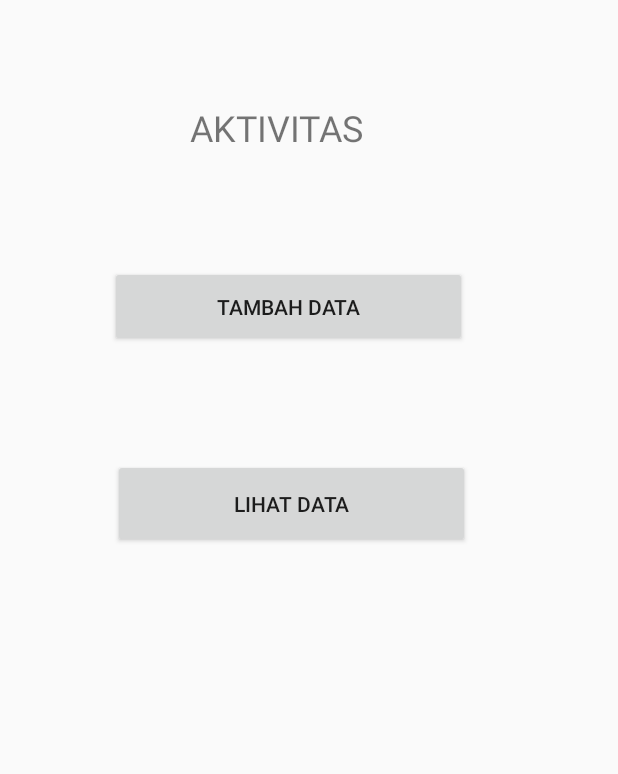
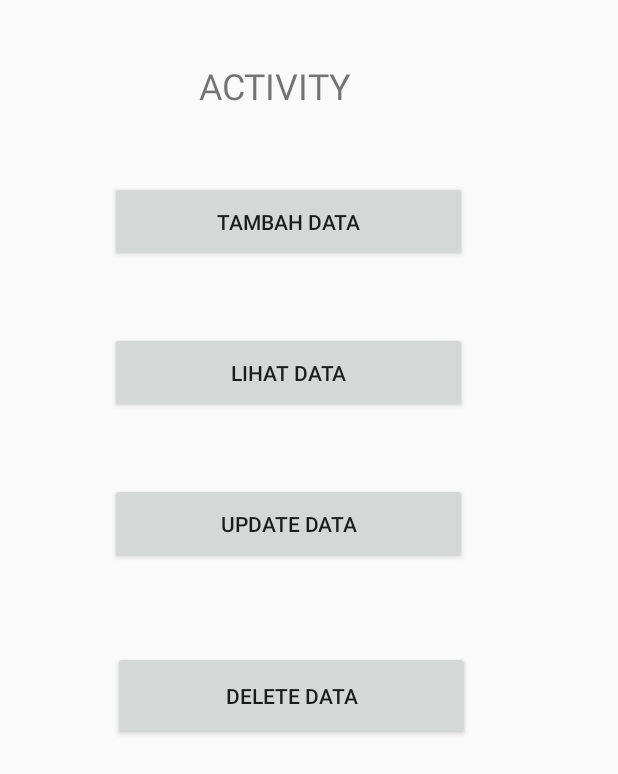
Before and after one commit to arrasy/TestBarang_ActFirebase, an Android app: the layout activity_main.xml on its own in the app's theme, with its tools: preview values and no code run, on a phone screen of 412 x 824 dp. Shown: the top 774 px of the screen. Run offline under Robolectric (Android 15) with nearby library versions, the phone set to English and light mode, and no system bars.

Commit message:
ADD UPDATE DELETE BUTTON UI

```diff
--- a/app/src/main/res/layout/activity_main.xml
+++ b/app/src/main/res/layout/activity_main.xml
@@ -44,19 +44,55 @@
     <Button
         android:id="@+id/btnLihat"
         android:layout_width="238dp"
-        android:layout_height="59dp"
+        android:layout_height="54dp"
         android:layout_marginStart="8dp"
         android:layout_marginLeft="8dp"
         android:layout_marginTop="8dp"
         android:layout_marginEnd="8dp"
         android:layout_marginRight="8dp"
-        android:layout_marginBottom="400dp"
+        android:layout_marginBottom="8dp"
         android:text="@string/btLihat"
+        app:layout_constraintBottom_toTopOf="@+id/btnUpdate"
+        app:layout_constraintEnd_toEndOf="parent"
+        app:layout_constraintHorizontal_bias="0.414"
+        app:layout_constraintStart_toStartOf="parent"
+        app:layout_constraintTop_toBottomOf="@id/btnTambah"
+        app:layout_constraintVertical_bias="0.252" />
+
+    <Button
+        android:id="@+id/btnUpdate"
+        android:layout_width="238dp"
+        android:layout_height="54dp"
+        android:layout_marginStart="8dp"
+        android:layout_marginLeft="8dp"
+        android:layout_marginTop="8dp"
+        android:layout_marginEnd="8dp"
+        android:layout_marginRight="8dp"
+        android:layout_marginBottom="8dp"
+        android:text="@string/btUpdate"
+        app:layout_constraintBottom_toTopOf="@+id/btnDelete"
+        app:layout_constraintEnd_toEndOf="parent"
+        app:layout_constraintHorizontal_bias="0.414"
+        app:layout_constraintStart_toStartOf="parent"
+        app:layout_constraintTop_toBottomOf="@id/btnLihat"
+        app:layout_constraintVertical_bias="0.252" />
+
+    <Button
+        android:id="@+id/btnDelete"
+        android:layout_width="238dp"
+        android:layout_height="59dp"
+        android:layout_marginStart="8dp"
+        android:layout_marginLeft="8dp"
+        android:layout_marginTop="20dp"
+        android:layout_marginEnd="8dp"
+        android:layout_marginRight="8dp"
+        android:layout_marginBottom="300dp"
+        android:text="@string/btDelete"
         app:layout_constraintBottom_toBottomOf="parent"
         app:layout_constraintEnd_toEndOf="parent"
         app:layout_constraintHorizontal_bias="0.428"
         app:layout_constraintStart_toStartOf="parent"
-        app:layout_constraintTop_toBottomOf="@id/btnTambah"
+        app:layout_constraintTop_toBottomOf="@id/btnUpdate"
         app:layout_constraintVertical_bias="0.0" />
 
 </androidx.constraintlayout.widget.ConstraintLayout>
--- a/app/src/main/res/values/strings.xml
+++ b/app/src/main/res/values/strings.xml
@@ -2,10 +2,12 @@
     <string name="app_name">TestBarang</string>
     <string name="btTambah">Tambah Data</string>
     <string name="btLihat">Lihat Data</string>
+    <string name="btUpdate">Update Data</string>
+    <string name="btDelete">Delete Data</string>
     <string name="bOk">Submit Data</string>
     <string name="eno">Kode Barang</string>
     <string name="enama">Nama Barang</string>
-    <string name="txtJudul1">AKTIVITAS</string>
+    <string name="txtJudul1">ACTIVITY</string>
     <string name="txtJudul2">Penambahan Data</string>
     <string name="txtJudul3">Data Barang</string>
     <string name="txtkosong"></string>
```
